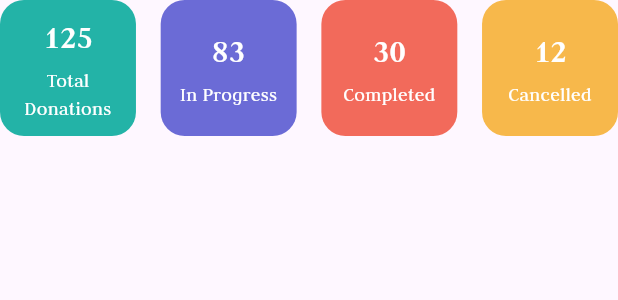
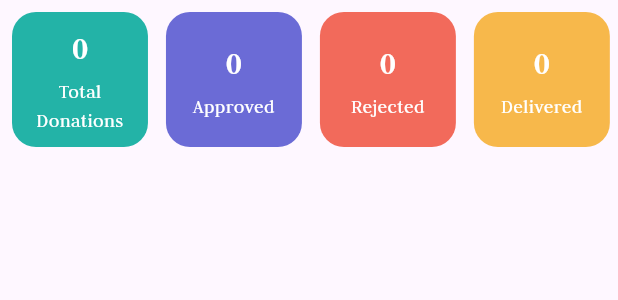
Before and after one commit to Mahmoud031/graduation_project, a Flutter app: the DonationsHeader widget shown alone on an empty page, opened directly, on a phone screen of 412 x 824 dp. Shown: the top 300 px of the screen. Run offline on Flutter 3.47's test engine with Material 3 defaults, Android fonts, the phone set to English and light mode, and no system bars; our stand-ins replace bloc, cloud_firestore, dartz, dots_indicator, firebase_auth, firebase_core and 8 more; missing offline and left inert: flutter_facebook_auth; accounts and stored records are empty; statements that could not run were skipped.

Commit message:
change the values of the donations header from hardcoded to real values

```diff
--- a/lib/features/ngo_features/Donations/presentation/views/widgets/ngo_donation_header.dart
+++ b/lib/features/ngo_features/Donations/presentation/views/widgets/ngo_donation_header.dart
@@ -1,4 +1,6 @@
 import 'package:flutter/material.dart';
+import 'package:flutter_bloc/flutter_bloc.dart';
+import 'package:graduation_project/core/cubits/medicine_cubit/medicine_cubit.dart';
 import 'package:graduation_project/core/widgets/summary_card.dart';
 
 class DonationsHeader extends StatelessWidget {
@@ -8,30 +10,115 @@ class DonationsHeader extends StatelessWidget {
 
   @override
   Widget build(BuildContext context) {
-    return Row(
-      mainAxisAlignment: MainAxisAlignment.spaceBetween,
+    return BlocBuilder<MedicineCubit, dynamic>(
+      builder: (context, state) {
+        if (state is MedicineSuccess) {
+          final medicines = state.medicines;
+          final totalDonations = medicines.length;
+          final approvedDonations = medicines
+              .where((m) => m.status.toLowerCase() == 'approved')
+              .length;
+          final rejectedDonations = medicines
+              .where((m) => m.status.toLowerCase() == 'rejected')
+              .length;
+          final deliveredDonations = medicines
+              .where((m) => m.status.toLowerCase() == 'delivered')
+              .length;
+          final pendingDonations = medicines
+              .where((m) => m.status.toLowerCase() == 'pending')
+              .length;
+
+          return Padding(
+            padding: const EdgeInsets.symmetric(vertical: 8.0),
+            child: SizedBox(
+              height: 90,
+              child: SingleChildScrollView(
+                scrollDirection: Axis.horizontal,
+                child: Row(
+                  children: [
+                    const SizedBox(width: 8),
+                    SummaryCard(
+                      color: const Color(0xFF23B3A7),
+                      count: totalDonations.toString(),
+                      label: 'Total\nDonations',
+                    ),
+                    const SizedBox(width: 12),
+                    SummaryCard(
+                      color: const Color(0xFF4CAF50),
+                      count: approvedDonations.toString(),
+                      label: 'Approved',
+                    ),
+                    const SizedBox(width: 12),
+                    SummaryCard(
+                      color: const Color(0xFFF26A5B),
+                      count: rejectedDonations.toString(),
+                      label: 'Rejected',
+                    ),
+                    const SizedBox(width: 12),
+                    SummaryCard(
+                      color: const Color(0xFF3B7BFF),
+                      count: deliveredDonations.toString(),
+                      label: 'Delivered',
+                    ),
+                    const SizedBox(width: 12),
+                    SummaryCard(
+                      color: const Color(0xFFF7B84B),
+                      count: pendingDonations.toString(),
+                      label: 'Pending',
+                    ),
+                    const SizedBox(width: 8),
+                  ],
+                ),
+              ),
+            ),
+          );
+        }
+        // Loading/empty state
+        return Padding(
+          padding: const EdgeInsets.symmetric(vertical: 8.0),
+          child: SizedBox(
+            height: 90,
+            child: SingleChildScrollView(
+              scrollDirection: Axis.horizontal,
+              child: Row(
                 children: const [
+                  SizedBox(width: 8),
                   SummaryCard(
                     color: Color(0xFF23B3A7),
-          count: '125',
+                    count: '0',
                     label: 'Total\nDonations',
                   ),
+                  SizedBox(width: 12),
                   SummaryCard(
                     color: Color(0xFF6B6BD6),
-          count: '83',
-          label: 'In Progress',
+                    count: '0',
+                    label: 'Approved',
                   ),
+                  SizedBox(width: 12),
                   SummaryCard(
                     color: Color(0xFFF26A5B),
-          count: '30',
-          label: 'Completed',
+                    count: '0',
+                    label: 'Rejected',
                   ),
+                  SizedBox(width: 12),
                   SummaryCard(
                     color: Color(0xFFF7B84B),
-          count: '12',
-          label: 'Cancelled',
+                    count: '0',
+                    label: 'Delivered',
                   ),
+                  SizedBox(width: 12),
+                  SummaryCard(
+                    color: Color(0xFF4CAF50),
+                    count: '0',
+                    label: 'Pending',
+                  ),
+                  SizedBox(width: 8),
                 ],
+              ),
+            ),
+          ),
+        );
+      },
     );
   }
 }
```
Lines whose indentation alone changed are shown as unchanged.
